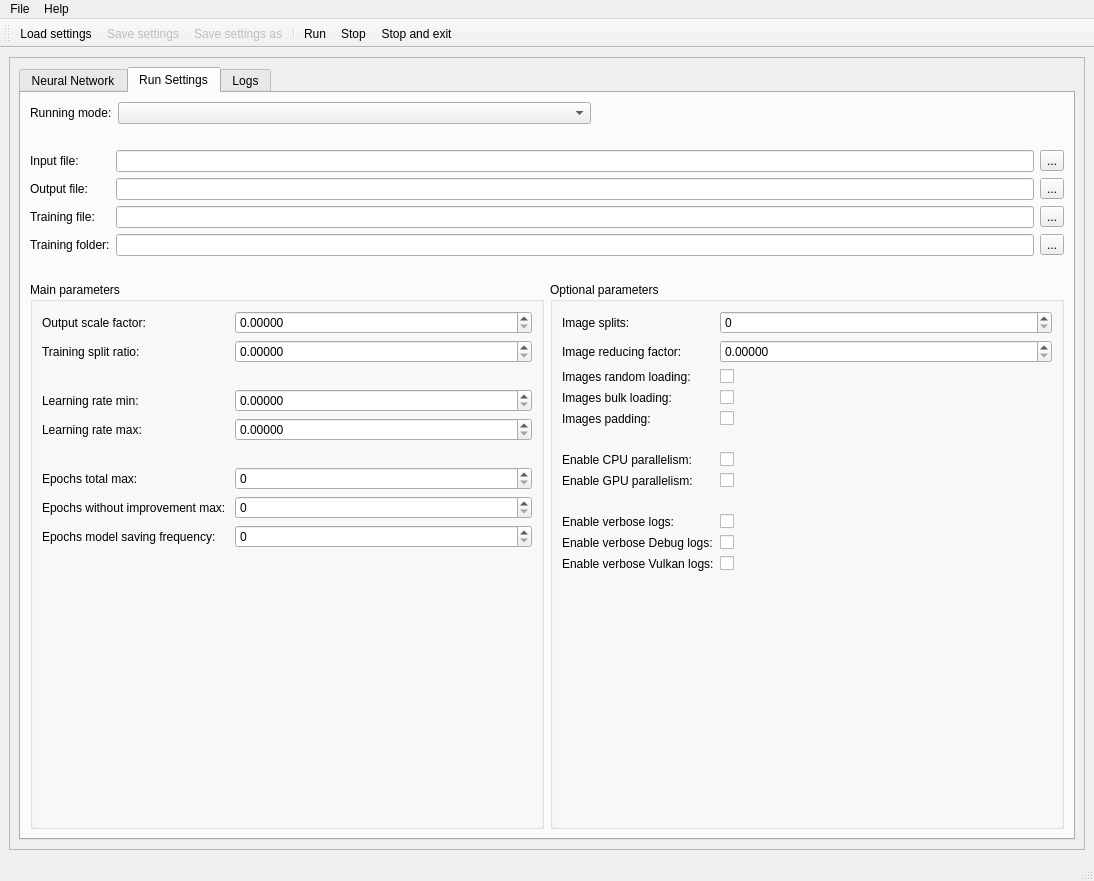
First picture: the form in gui/MainWindow.ui, repository obewan/SIPAI, before the edit.
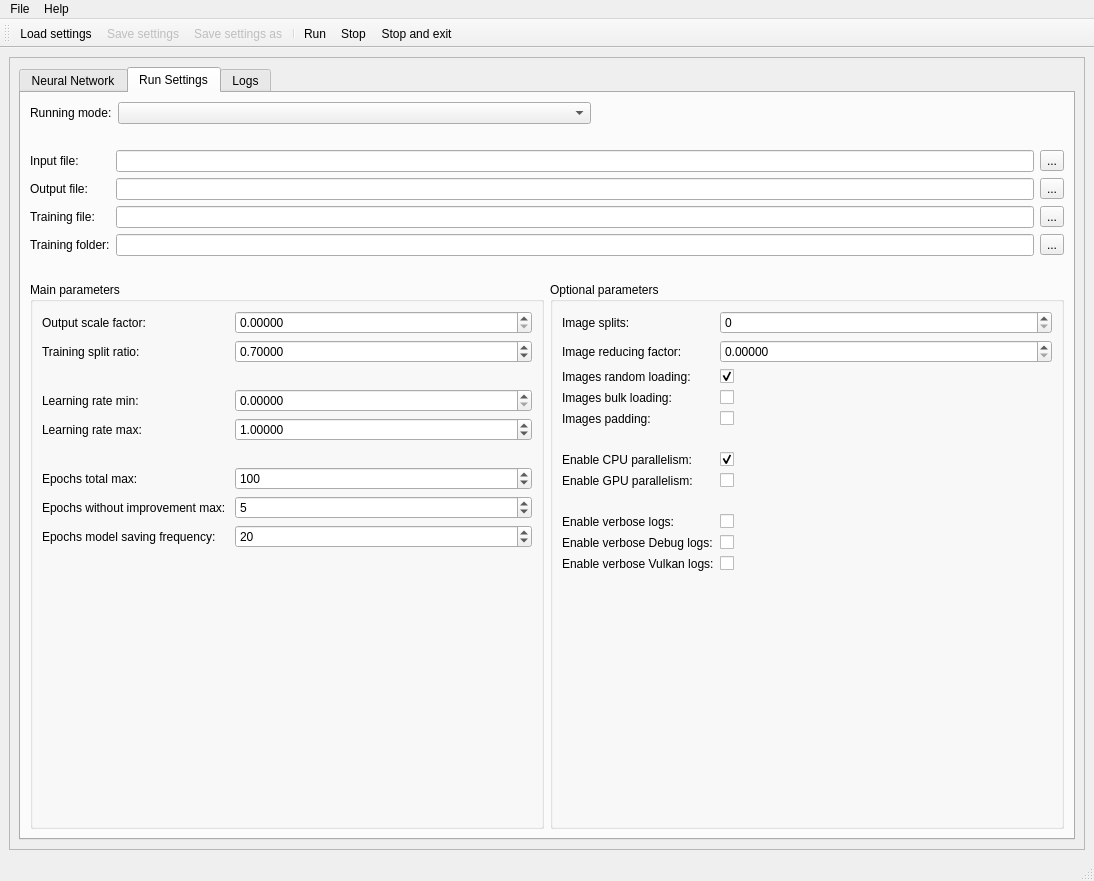
Second picture: the form after the edit. The open tabs and pages were chosen to show the change. Icons and pictures are not drawn.

Commit message: fix: default values

Patch:
```diff
--- a/gui/MainWindow.ui
+++ b/gui/MainWindow.ui
@@ -894,6 +894,9 @@
                        <property name="singleStep">
                         <double>0.100000000000000</double>
                        </property>
+                       <property name="value">
+                        <double>0.700000000000000</double>
+                       </property>
                       </widget>
                      </item>
                      <item row="3" column="0">
@@ -928,6 +931,9 @@
                        <property name="singleStep">
                         <double>0.010000000000000</double>
                        </property>
+                       <property name="value">
+                        <double>1.000000000000000</double>
+                       </property>
                       </widget>
                      </item>
                      <item row="6" column="0">
@@ -938,7 +944,14 @@
                       </widget>
                      </item>
                      <item row="6" column="1">
-                      <widget class="QSpinBox" name="spinBoxEpochsMax"/>
+                      <widget class="QSpinBox" name="spinBoxEpochsMax">
+                       <property name="maximum">
+                        <number>999999999</number>
+                       </property>
+                       <property name="value">
+                        <number>100</number>
+                       </property>
+                      </widget>
                      </item>
                      <item row="7" column="0">
                       <widget class="QLabel" name="labelEpochsWithoutImpMax">
@@ -948,7 +961,14 @@
                       </widget>
                      </item>
                      <item row="7" column="1">
-                      <widget class="QSpinBox" name="spinBoxEpochsWithoutImpMax"/>
+                      <widget class="QSpinBox" name="spinBoxEpochsWithoutImpMax">
+                       <property name="maximum">
+                        <number>999999999</number>
+                       </property>
+                       <property name="value">
+                        <number>5</number>
+                       </property>
+                      </widget>
                      </item>
                      <item row="8" column="0">
                       <widget class="QLabel" name="labelEpochsSaving">
@@ -958,7 +978,11 @@
                       </widget>
                      </item>
                      <item row="8" column="1">
-                      <widget class="QSpinBox" name="spinBoxEpochsSaving"/>
+                      <widget class="QSpinBox" name="spinBoxEpochsSaving">
+                       <property name="value">
+                        <number>20</number>
+                       </property>
+                      </widget>
                      </item>
                      <item row="2" column="0">
                       <widget class="QLabel" name="labelSpace_9">
@@ -1040,6 +1064,9 @@
                        <property name="text">
                         <string/>
                        </property>
+                       <property name="checked">
+                        <bool>true</bool>
+                       </property>
                       </widget>
                      </item>
                      <item row="3" column="0">
@@ -1082,6 +1109,9 @@
                        <property name="text">
                         <string/>
                        </property>
+                       <property name="checked">
+                        <bool>true</bool>
+                       </property>
                       </widget>
                      </item>
                      <item row="7" column="0">
```
Left out of the diff: 22 changed lines with no effect on the pictures.
